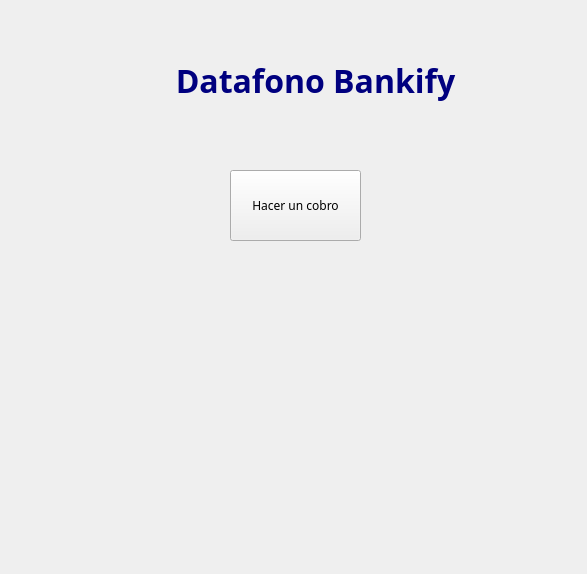
This is Datafono Python/Home.ui in AndreuSempere/ProyectoFinal_Andreu as Qt 5 draws it before an edit. The edited form follows.
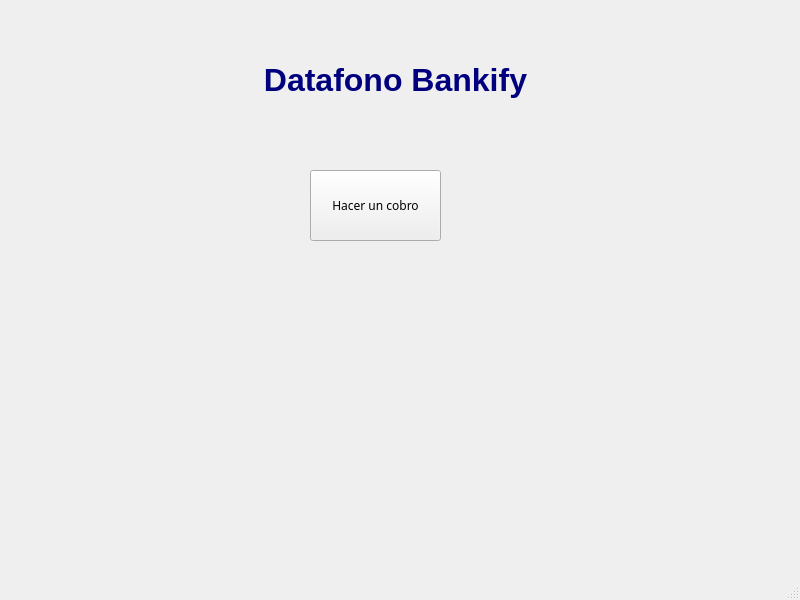
This is the edited form. Icons and pictures are not drawn.

```diff
--- a/Datafono Python/Home.ui
+++ b/Datafono Python/Home.ui
@@ -1,46 +1,23 @@
 <?xml version="1.0" encoding="UTF-8"?>
 <ui version="4.0">
- <class>Form</class>
- <widget class="QWidget" name="Form">
+ <class>MainWindow</class>
+ <widget class="QMainWindow" name="MainWindow">
   <property name="geometry">
    <rect>
     <x>0</x>
     <y>0</y>
-    <width>587</width>
-    <height>574</height>
+    <width>800</width>
+    <height>600</height>
    </rect>
   </property>
-  <property name="font">
-   <font>
-    <family>Sans Serif Collection</family>
-   </font>
-  </property>
   <property name="windowTitle">
    <string>Form</string>
   </property>
-  <widget class="QLabel" name="label">
-   <property name="geometry">
-    <rect>
-     <x>160</x>
-     <y>40</y>
-     <width>311</width>
-     <height>81</height>
-    </rect>
-   </property>
-   <property name="text">
-    <string>&lt;html&gt;&lt;head/&gt;&lt;body&gt;&lt;p&gt;&lt;span style=&quot; font-size:24pt; font-weight:700; color:#00007f;&quot;&gt;Datafono Bankify&lt;/span&gt;&lt;/p&gt;&lt;/body&gt;&lt;/html&gt;</string>
-   </property>
-   <property name="textFormat">
-    <enum>Qt::TextFormat::AutoText</enum>
-   </property>
-   <property name="alignment">
-    <set>Qt::AlignmentFlag::AlignCenter</set>
-   </property>
-  </widget>
+  <widget class="QWidget" name="centralwidget">
   <widget class="QPushButton" name="pushButton">
    <property name="geometry">
     <rect>
-     <x>230</x>
+      <x>310</x>
      <y>170</y>
      <width>131</width>
      <height>71</height>
@@ -65,6 +42,37 @@
     <bool>false</bool>
    </property>
   </widget>
+   <widget class="QLabel" name="label">
+    <property name="geometry">
+     <rect>
+      <x>240</x>
+      <y>40</y>
+      <width>311</width>
+      <height>81</height>
+     </rect>
+    </property>
+    <property name="text">
+     <string>&lt;html&gt;&lt;head/&gt;&lt;body&gt;&lt;p&gt;&lt;span style=&quot; font-size:24pt; font-weight:700; color:#00007f;&quot;&gt;Datafono Bankify&lt;/span&gt;&lt;/p&gt;&lt;/body&gt;&lt;/html&gt;</string>
+    </property>
+    <property name="textFormat">
+     <enum>Qt::TextFormat::AutoText</enum>
+    </property>
+    <property name="alignment">
+     <set>Qt::AlignmentFlag::AlignCenter</set>
+    </property>
+   </widget>
+  </widget>
+  <widget class="QMenuBar" name="menubar">
+   <property name="geometry">
+    <rect>
+     <x>0</x>
+     <y>0</y>
+     <width>800</width>
+     <height>33</height>
+    </rect>
+   </property>
+  </widget>
+  <widget class="QStatusBar" name="statusbar"/>
  </widget>
  <resources/>
  <connections/>
```
Left out of the diff: 2 changed lines with no effect on the pictures. Lines whose indentation alone changed are shown as unchanged.
